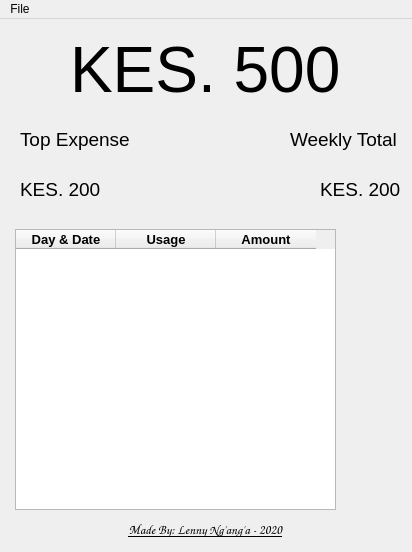
The window that ui/main.ui (codewithlennylen/Expense-Tracker) describes before a commit, drawn with Qt 5.
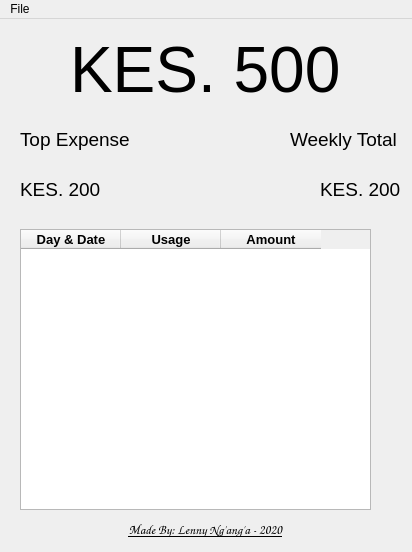
The same window after the commit.

The edit to the form file:
```diff
--- a/ui/main.ui
+++ b/ui/main.ui
@@ -133,9 +133,9 @@
    <widget class="QTableWidget" name="table">
     <property name="geometry">
      <rect>
-      <x>15</x>
+      <x>20</x>
       <y>210</y>
-      <width>321</width>
+      <width>351</width>
       <height>281</height>
      </rect>
     </property>
```
